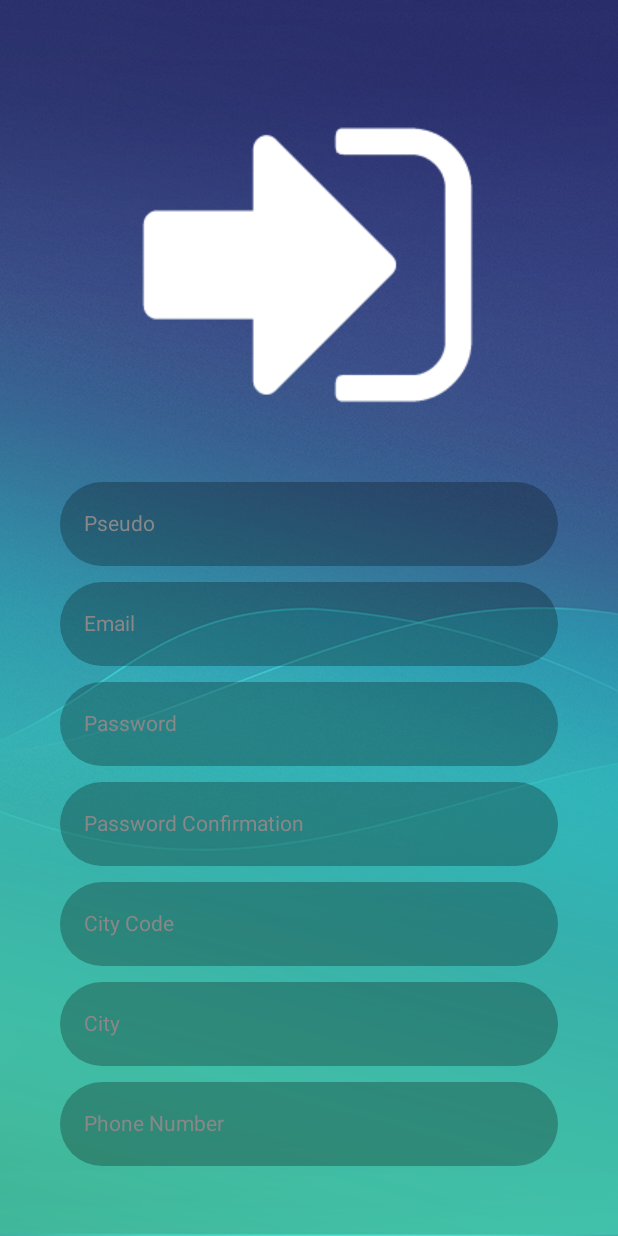
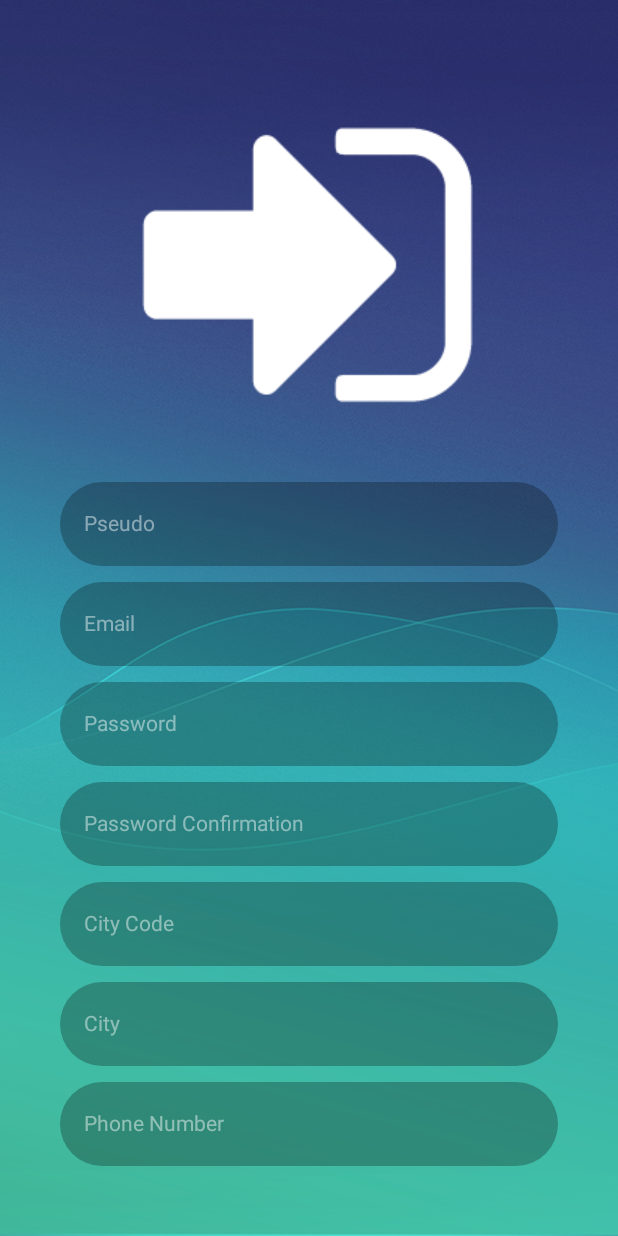
Before and after one commit to Chocolaterie/AndroidTP_2311, an Android app built with Jetpack Compose: the SignUpActivity screen opened directly, with no data from a screen before it, on a phone screen of 412 x 824 dp. Run offline under Robolectric (Android 15) with nearby library versions, the phone set to English and light mode, and no system bars.

Commit message:
Fix hint text/ placeholder color

```diff
--- a/app/src/main/java/com/example/tpfilrouge/ui/theme/AppTheme.kt
+++ b/app/src/main/java/com/example/tpfilrouge/ui/theme/AppTheme.kt
@@ -44,7 +44,7 @@ fun EniPage(content: @Composable () -> Unit){
 
 @Composable
 fun HintText(label : String){
-    Text(text = label, style = TextStyle(color = Color.Gray))
+    Text(text = label, style = TextStyle(color = Color(0x77FFFFFF)))
 }
 
 @Composable
```
